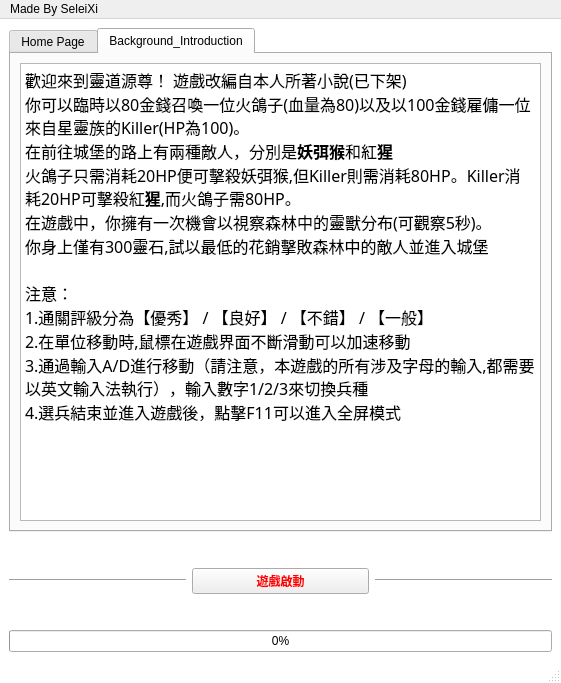
Before: the Qt Designer form menu2.ui in SeleiXi/lord-game, drawn with Qt 5.
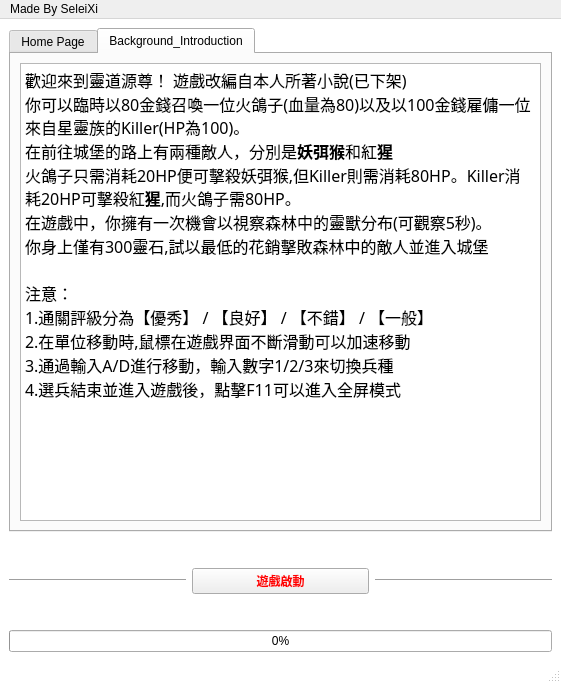
After: the same form once the commit is applied. Icons and pictures are not drawn.

Commit message: 修復重要BUG：無法以中文輸入法進行鍵盤操作

Diff of the .ui file:
```diff
--- a/menu2.ui
+++ b/menu2.ui
@@ -91,7 +91,7 @@
 &lt;p style=&quot; margin-top:0px; margin-bottom:0px; margin-left:0px; margin-right:0px; -qt-block-indent:0; text-indent:0px;&quot;&gt;&lt;span style=&quot; font-size:12pt; font-weight:400;&quot;&gt;注意：&lt;/span&gt;&lt;/p&gt;
 &lt;p style=&quot; margin-top:0px; margin-bottom:0px; margin-left:0px; margin-right:0px; -qt-block-indent:0; text-indent:0px;&quot;&gt;&lt;span style=&quot; font-size:12pt; font-weight:400;&quot;&gt;1.通關評級分為【優秀】 / 【良好】 / 【不錯】 / 【一般】&lt;/span&gt;&lt;/p&gt;
 &lt;p style=&quot; margin-top:0px; margin-bottom:0px; margin-left:0px; margin-right:0px; -qt-block-indent:0; text-indent:0px;&quot;&gt;&lt;span style=&quot; font-size:12pt; font-weight:400;&quot;&gt;2.在單位移動時,鼠標在遊戲界面不斷滑動可以加速移動&lt;/span&gt;&lt;/p&gt;
-&lt;p style=&quot; margin-top:0px; margin-bottom:0px; margin-left:0px; margin-right:0px; -qt-block-indent:0; text-indent:0px;&quot;&gt;&lt;span style=&quot; font-size:12pt; font-weight:400;&quot;&gt;3.通過輸入A/D進行移動（請注意，本遊戲的所有涉及字母的輸入,都需要以英文輸入法執行），輸入數字1/2/3來切換兵種&lt;/span&gt;&lt;/p&gt;
+&lt;p style=&quot; margin-top:0px; margin-bottom:0px; margin-left:0px; margin-right:0px; -qt-block-indent:0; text-indent:0px;&quot;&gt;&lt;span style=&quot; font-size:12pt; font-weight:400;&quot;&gt;3.通過輸入A/D進行移動，輸入數字1/2/3來切換兵種&lt;/span&gt;&lt;/p&gt;
 &lt;p style=&quot; margin-top:0px; margin-bottom:0px; margin-left:0px; margin-right:0px; -qt-block-indent:0; text-indent:0px;&quot;&gt;&lt;span style=&quot; font-size:12pt; font-weight:400;&quot;&gt;4.選兵結束並進入遊戲後，點擊F11可以進入全屏模式&lt;/span&gt;&lt;/p&gt;&lt;/body&gt;&lt;/html&gt;</string>
           </property>
          </widget>
```
The commit also changes 7 other files.
